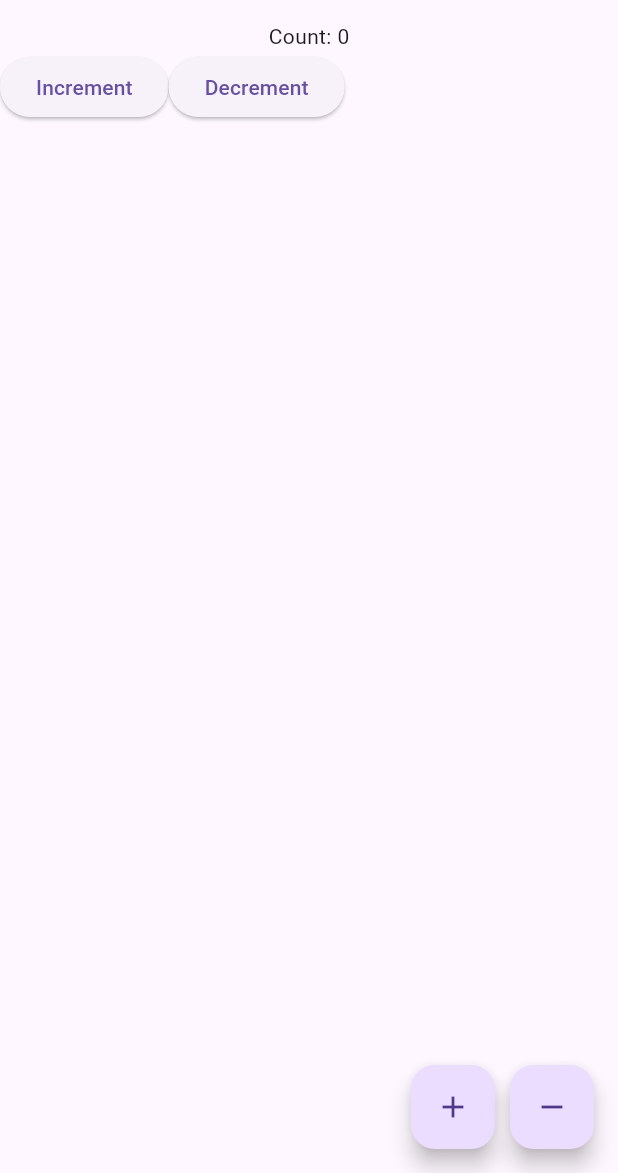
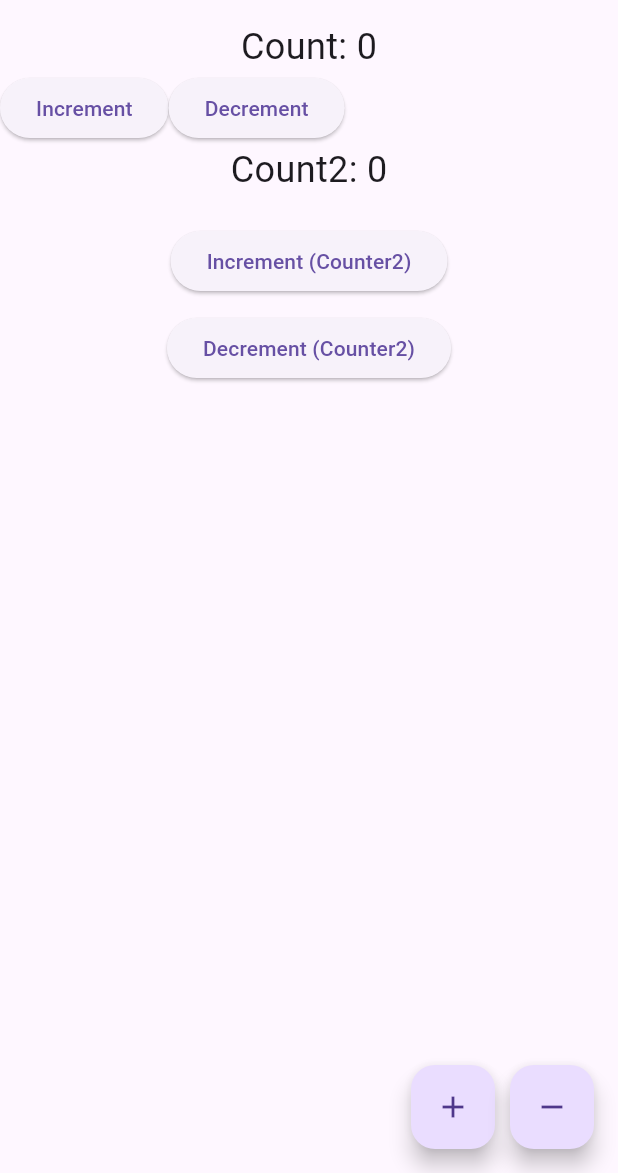
Before and after one commit to BlacMeW/flutter_bloc_01, a Flutter app: the screen it shows after launch, on a phone screen of 412 x 824 dp, the part 63-1236 px from its top. Run offline on Flutter 3.47's test engine with Material 3 defaults, Android fonts, the phone set to English and light mode, and no system bars; our stand-ins replace flutter_bloc.

Commit message:
update: add a new feature to the app

```diff
--- a/lib/main.dart
+++ b/lib/main.dart
@@ -19,6 +19,49 @@ class MainApp extends StatelessWidget {
   }
 }
 
+class Counter2 extends StatelessWidget {
+  const Counter2({super.key});
+
+  @override
+  Widget build(BuildContext context) {
+    return BlocConsumer<CounterBloc, CounterState>(
+      listener: (context, state) {
+        // Side effect when the count reaches a certain value
+        if (state.count == 10) {
+          ScaffoldMessenger.of(
+            context,
+          ).showSnackBar(const SnackBar(content: Text('Count reached 10!')));
+        }
+      },
+      builder: (context, state) {
+        return Column(
+          mainAxisAlignment: MainAxisAlignment.center,
+          children: [
+            Text(
+              'Count2: ${state.count}',
+              style: const TextStyle(fontSize: 24),
+            ),
+            const SizedBox(height: 20),
+            ElevatedButton(
+              onPressed: () {
+                context.read<CounterBloc>().add(Increment());
+              },
+              child: const Text('Increment (Counter2)'),
+            ),
+            const SizedBox(height: 10),
+            ElevatedButton(
+              onPressed: () {
+                context.read<CounterBloc>().add(Decrement());
+              },
+              child: const Text('Decrement (Counter2)'),
+            ),
+          ],
+        );
+      },
+    );
+  }
+}
+
 class CounterPage extends StatelessWidget {
   const CounterPage({super.key});
 
@@ -34,7 +77,10 @@ class CounterPage extends StatelessWidget {
           BlocSelector<CounterBloc, CounterState, int>(
             selector: (state) => state.count,
             builder: (context, count) {
-              return Text('Count: $count');
+              return Text(
+                'Count: $count',
+                style: const TextStyle(fontSize: 24),
+              );
             },
           ),
           BlocListener<CounterBloc, CounterState>(
@@ -58,6 +104,7 @@ class CounterPage extends StatelessWidget {
               ],
             ),
           ),
+          Counter2(),
         ],
       ),
       floatingActionButton: Row(
```
